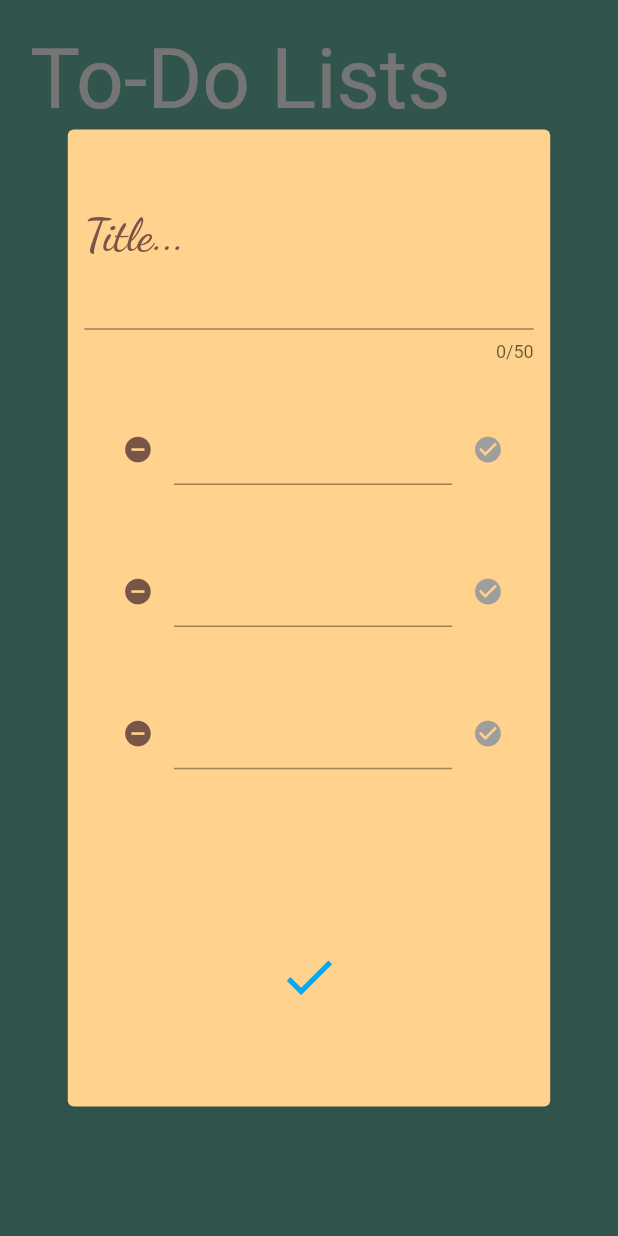
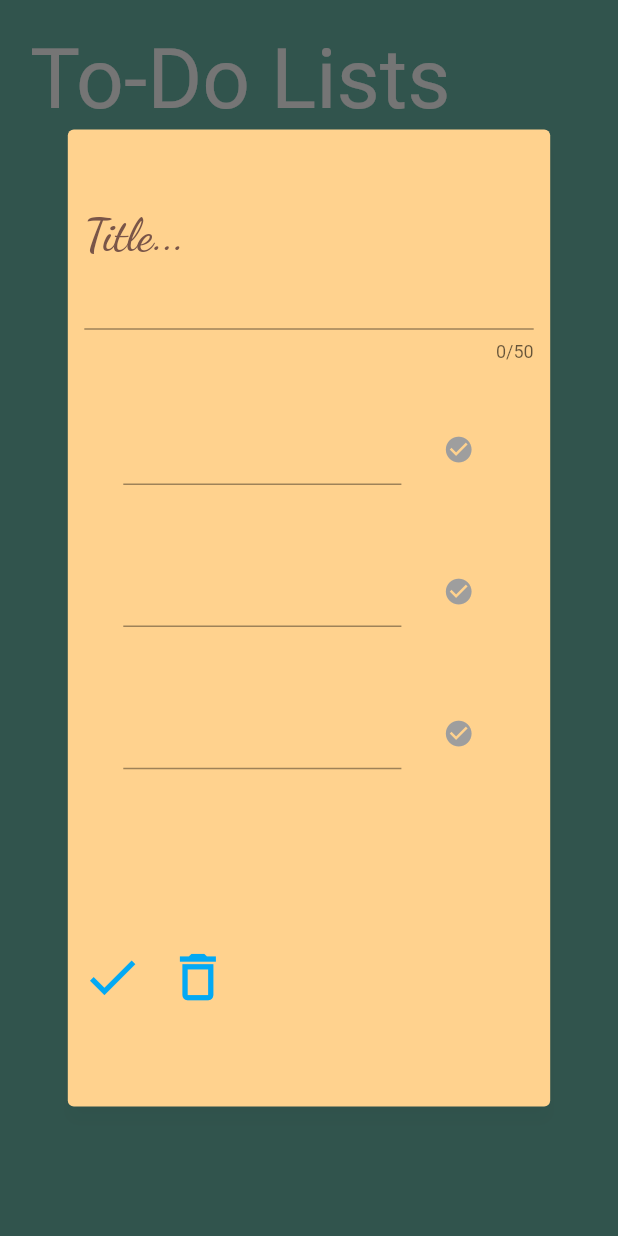
Before and after one commit to reachkritz/MakeAList, a Flutter app: the screen it shows after launch, after a tap on the "add" icon, on a phone screen of 412 x 824 dp. Run offline on Flutter 3.47's test engine with Material 2 defaults, Android fonts, the phone set to English and light mode, and no system bars.

```diff
--- a/lib/makealist/home/Item.dart
+++ b/lib/makealist/home/Item.dart
@@ -13,6 +13,7 @@ class Item extends StatefulWidget {
 class ItemState extends State<Item> {
   String text;
   Color itemAction = Colors.grey;
+  Color rowColor = Color(0xFFFFD28E);
 
   double _getIconSize() {
     return MediaQuery.of(context).size.height >
@@ -21,20 +22,21 @@ class ItemState extends State<Item> {
         : MediaQuery.of(context).size.height * 0.05;
   }
 
+  void _changeColor() {
+    setState(() {
+      if(rowColor == Color(0xFFFFD28E)){
+        rowColor = Colors.cyan;
+      } else {
+        rowColor = Color(0xFFFFD28E);
+      }
+    });
+  }
+
   @override
   Widget build(BuildContext context) {
     final itemRow = Row(
       mainAxisAlignment: MainAxisAlignment.spaceEvenly,
       children: [
-        IconButton(
-          hoverColor: Colors.black12,
-          focusColor: Colors.blueGrey,
-          iconSize: _getIconSize(),
-          icon: Icon(
-            Icons.remove_circle,
-            color: Colors.brown,
-          ),
-        ),
         Container(
           width: MediaQuery.of(context).size.width * 0.45,
           child: TextField(
@@ -60,7 +62,12 @@ class ItemState extends State<Item> {
     return Container(
         height: MediaQuery.of(context).size.height * 0.1,
         width: MediaQuery.of(context).size.width * 0.65,
-        child: itemRow);
+        color: rowColor,
+        child: GestureDetector(
+            onLongPress: _changeColor,
+            onTap: _changeColor,
+            child: itemRow)
+    );
   }
 
   void _toggleAction() {
--- a/lib/makealist/home/MyList.dart
+++ b/lib/makealist/home/MyList.dart
@@ -1,3 +1,5 @@
+import 'dart:developer';
+
 import 'package:flutter/cupertino.dart';
 import 'package:flutter/material.dart';
 
@@ -12,7 +14,8 @@ class MyList extends StatefulWidget {
 
 class MyListState extends State<MyList> {
   String listHeader;
-  List<Item> listItems;
+  List<Item> listItems = new List();
+  List<int> selectedItems = new List();
   final _padding = EdgeInsets.all(5.0);
 
   void _setHeader(String input) {
@@ -29,9 +32,14 @@ class MyListState extends State<MyList> {
     });
   }
 
-  void _onRemoveListItem(Item item) {
+  void _deleteItems(){ // call _deleteItems() on clicking delete button
     setState(() {
-      listItems.remove(item);
+      //set your state
+      for (final index in selectedItems){
+        log("Index" +index.toString());
+        listItems.removeAt(index);
+      }
+      selectedItems.clear();
     });
   }
 
@@ -41,7 +49,6 @@ class MyListState extends State<MyList> {
     Item i1 = new Item();
     Item i2 = new Item();
     Item i3 = new Item();
-    listItems = new List();
     listItems.add(i1);
     listItems.add(i2);
     listItems.add(i3);
@@ -75,11 +82,27 @@ class MyListState extends State<MyList> {
               child: new ListView.builder(
                   itemCount: listItems.length,
                   itemBuilder: (BuildContext ctxt, int index) {
-                    return new Padding(
+                    return new GestureDetector(
+                        onLongPress: () {
+                          if(selectedItems.contains(index))
+                            selectedItems.remove(index);
+                          else
+                            selectedItems.add(index);
+                        },
+                        onTap: () {
+                          if(selectedItems.contains(index))
+                            selectedItems.remove(index);
+                          else
+                            selectedItems.add(index);
+                        },
+                    child: Padding(
                         padding: EdgeInsets.all(MediaQuery.of(context).size.width * 0.015),
-                        child: listItems[index]);
-                  }),
+                        child: listItems[index]
+                    ));
+                  })
             ),
+            Row(
+              children: [
                 IconButton(
                     iconSize: MediaQuery.of(context).size.height * 0.05,
                     icon: Icon(
@@ -87,7 +110,19 @@ class MyListState extends State<MyList> {
                       color: Colors.lightBlue,
                       size: MediaQuery.of(context).size.height * 0.05,
                     ),
-                onPressed: _submitList)
+                    onPressed: _submitList
+                ),
+                IconButton(
+                    iconSize: MediaQuery.of(context).size.height * 0.05,
+                    icon: Icon(
+                      Icons.delete_outline,
+                      color: Colors.lightBlue,
+                      size: MediaQuery.of(context).size.height * 0.05,
+                    ),
+                    onPressed: _deleteItems
+                ),
+              ],
+            )
           ],
         ));
     return Container(
```
Lines whose indentation alone changed are shown as unchanged.
